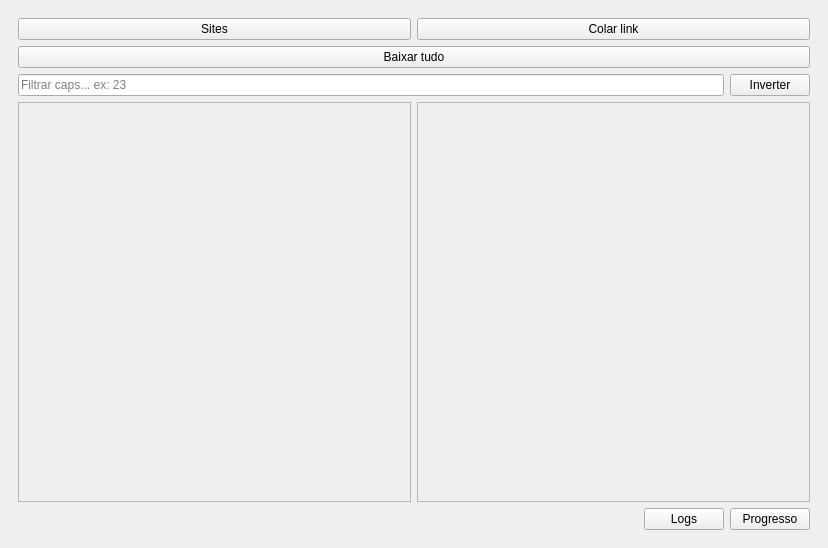
Before: the Qt Designer form src/GUI_qt/assets/main.ui in Lyem/pyneko, drawn with Qt 5.
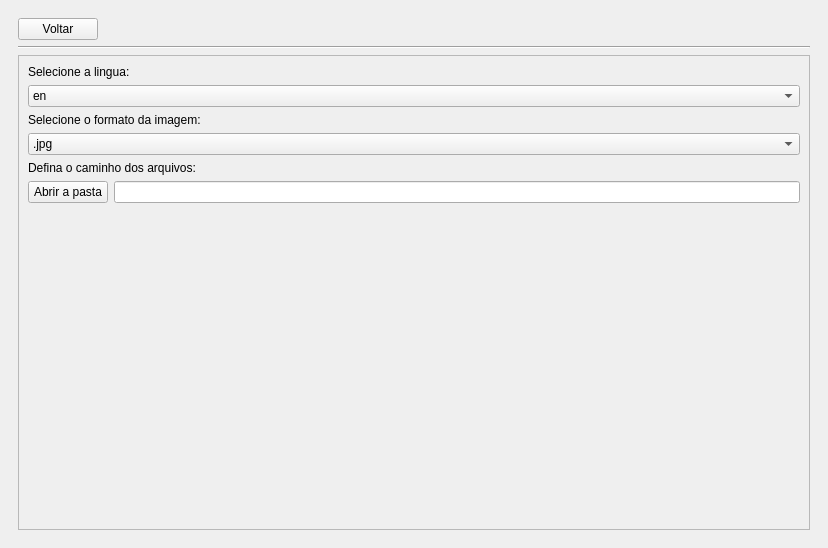
After: the same form once the commit is applied. The open tabs and pages were chosen to show the change. Icons and pictures are not drawn.

Commit message: feat: add config and translate

```diff
--- a/src/GUI_qt/assets/main.ui
+++ b/src/GUI_qt/assets/main.ui
@@ -217,6 +217,162 @@
         </item>
        </layout>
       </widget>
+      <widget class="QWidget" name="page">
+       <layout class="QVBoxLayout" name="verticalLayout_6">
+        <item>
+         <layout class="QHBoxLayout" name="horizontalLayout_7">
+          <item>
+           <widget class="QPushButton" name="config_back">
+            <property name="text">
+             <string>Voltar</string>
+            </property>
+           </widget>
+          </item>
+          <item>
+           <spacer name="horizontalSpacer_4">
+            <property name="orientation">
+             <enum>Qt::Horizontal</enum>
+            </property>
+            <property name="sizeHint" stdset="0">
+             <size>
+              <width>40</width>
+              <height>20</height>
+             </size>
+            </property>
+           </spacer>
+          </item>
+         </layout>
+        </item>
+        <item>
+         <widget class="Line" name="line_2">
+          <property name="orientation">
+           <enum>Qt::Horizontal</enum>
+          </property>
+         </widget>
+        </item>
+        <item>
+         <widget class="QScrollArea" name="scrollArea_2">
+          <property name="widgetResizable">
+           <bool>true</bool>
+          </property>
+          <widget class="QWidget" name="scrollAreaWidgetContents_2">
+           <property name="geometry">
+            <rect>
+             <x>0</x>
+             <y>0</y>
+             <width>800</width>
+             <height>469</height>
+            </rect>
+           </property>
+           <layout class="QVBoxLayout" name="verticalLayout_7">
+            <item>
+             <layout class="QVBoxLayout" name="verticalLayout_2">
+              <property name="topMargin">
+               <number>0</number>
+              </property>
+              <item>
+               <widget class="QLabel" name="language_label">
+                <property name="text">
+                 <string>Selecione a lingua:</string>
+                </property>
+               </widget>
+              </item>
+              <item>
+               <widget class="QComboBox" name="langs">
+                <property name="currentText">
+                 <string>en</string>
+                </property>
+                <property name="currentIndex">
+                 <number>0</number>
+                </property>
+                <item>
+                 <property name="text">
+                  <string>en</string>
+                 </property>
+                </item>
+                <item>
+                 <property name="text">
+                  <string>pt_BR</string>
+                 </property>
+                </item>
+               </widget>
+              </item>
+              <item>
+               <widget class="QLabel" name="img_format">
+                <property name="text">
+                 <string>Selecione o formato da imagem:</string>
+                </property>
+               </widget>
+              </item>
+              <item>
+               <widget class="QComboBox" name="format_img">
+                <item>
+                 <property name="text">
+                  <string>.jpg</string>
+                 </property>
+                </item>
+                <item>
+                 <property name="text">
+                  <string>.png</string>
+                 </property>
+                </item>
+                <item>
+                 <property name="text">
+                  <string>.webp</string>
+                 </property>
+                </item>
+                <item>
+                 <property name="text">
+                  <string>.avif</string>
+                 </property>
+                </item>
+               </widget>
+              </item>
+              <item>
+               <widget class="QLabel" name="path_label">
+                <property name="text">
+                 <string>Defina o caminho dos arquivos:</string>
+                </property>
+               </widget>
+              </item>
+              <item>
+               <layout class="QHBoxLayout" name="horizontalLayout_8">
+                <property name="topMargin">
+                 <number>0</number>
+                </property>
+                <item>
+                 <widget class="QPushButton" name="open_folder">
+                  <property name="text">
+                   <string>Abrir a pasta</string>
+                  </property>
+                 </widget>
+                </item>
+                <item>
+                 <widget class="QLineEdit" name="path"/>
+                </item>
+               </layout>
+              </item>
+              <item>
+               <spacer name="verticalSpacer">
+                <property name="orientation">
+                 <enum>Qt::Vertical</enum>
+                </property>
+                <property name="sizeHint" stdset="0">
+                 <size>
+                  <width>20</width>
+                  <height>40</height>
+                 </size>
+                </property>
+               </spacer>
+              </item>
+             </layout>
+            </item>
+           </layout>
+          </widget>
+         </widget>
+        </item>
+       </layout>
+      </widget>
      </widget>
     </item>
    </layout>
```
Left out of the diff: 7 changed lines with no effect on the pictures. The commit also changes 6 other files.
